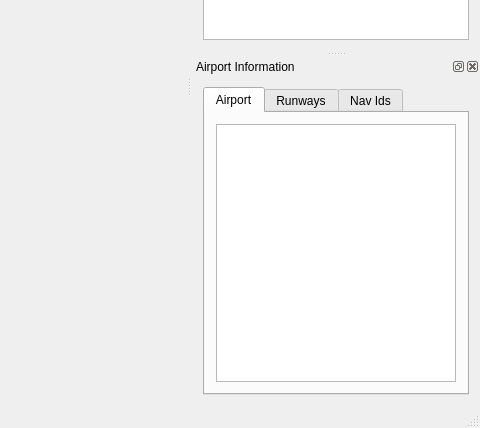
First picture: the form in src/gui/mainwindow.ui, repository albar965/littlenavmap, before the edit; both pictures show x 535 to 1015 and y 283 to 711 of the 1015 by 711 pixel window.
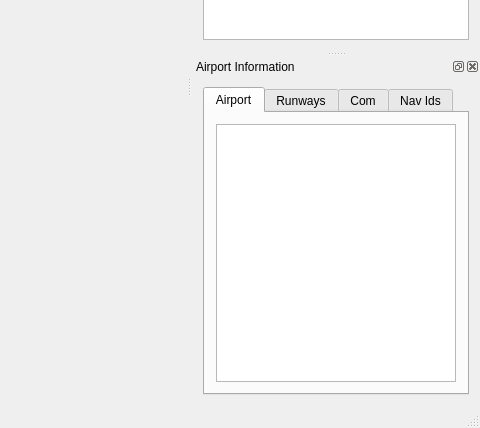
Second picture: the form after the edit. Icons and pictures are not drawn.

Commit message: Started to code main window. More work on gui.

The edit to the form file:
```diff
--- a/src/gui/mainwindow.ui
+++ b/src/gui/mainwindow.ui
@@ -777,6 +777,11 @@
          </item>
         </layout>
        </widget>
+       <widget class="QWidget" name="tab">
+        <attribute name="title">
+         <string>Com</string>
+        </attribute>
+       </widget>
        <widget class="QWidget" name="tabNavIdInfo">
         <attribute name="title">
          <string>Nav Ids</string>
```
Left out of the diff: 3 changed lines with no effect on the pictures. The commit also changes 7 other files.
